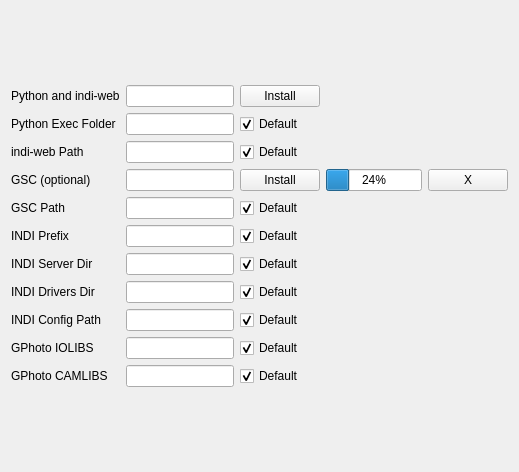
Qt form src/opsconfiguration.ui (rlancaste/INDIWebManagerApp) before a commit.
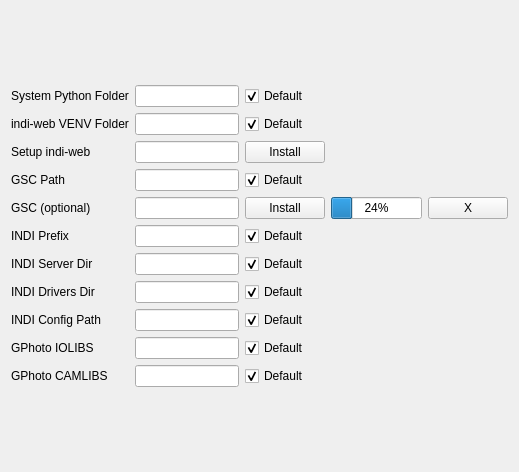
The same form after that commit.

Commit message: Updating INDIWebManager app touse QT6 and to install in virtual environments instead of the system environment

The edit to the form file:
```diff
--- a/src/opsconfiguration.ui
+++ b/src/opsconfiguration.ui
@@ -16,13 +16,6 @@
   <layout class="QVBoxLayout" name="verticalLayout">
    <item>
     <layout class="QGridLayout" name="gridLayout">
-     <item row="4" column="0">
-      <widget class="QLabel" name="label_10">
-       <property name="text">
-        <string>GSC Path</string>
-       </property>
-      </widget>
-     </item>
      <item row="5" column="1">
       <widget class="QLineEdit" name="kcfg_INDIPrefix">
        <property name="readOnly">
@@ -30,16 +23,6 @@
        </property>
       </widget>
      </item>
-     <item row="3" column="1">
-      <widget class="QLineEdit" name="gscStatusDisplay">
-       <property name="toolTip">
-        <string>This check determines whether GSC data is installed on your computer.  Note that this does NOT check for the gsc executable.  GSC is used by the CCD Simulator to load fake stars to give a more realistic simulation.</string>
-       </property>
-       <property name="whatsThis">
-        <string>This check determines whether GSC data is installed on your computer.  Note that this does NOT check for the gsc executable.  GSC is used by the CCD Simulator to load fake stars to give a more realistic simulation.</string>
-       </property>
-      </widget>
-     </item>
      <item row="7" column="2">
       <widget class="QCheckBox" name="kcfg_INDIDriversDefault">
        <property name="text">
@@ -57,26 +40,6 @@
        </property>
       </widget>
      </item>
-     <item row="3" column="0">
-      <widget class="QLabel" name="label_9">
-       <property name="text">
-        <string>GSC (optional)</string>
-       </property>
-      </widget>
-     </item>
-     <item row="3" column="4">
-      <widget class="QPushButton" name="gscInstallCancel">
-       <property name="toolTip">
-        <string>This cancels the GSC download</string>
-       </property>
-       <property name="whatsThis">
-        <string>This cancels the GSC download</string>
-       </property>
-       <property name="text">
-        <string>X</string>
-       </property>
-      </widget>
-     </item>
      <item row="11" column="1">
       <widget class="QLineEdit" name="kcfg_GPhotoCAMLIBS">
        <property name="readOnly">
@@ -105,29 +68,6 @@
        </property>
       </widget>
      </item>
-     <item row="4" column="2">
-      <widget class="QCheckBox" name="kcfg_GSCPathDefault">
-       <property name="text">
-        <string>Default</string>
-       </property>
-       <property name="checked">
-        <bool>true</bool>
-       </property>
-      </widget>
-     </item>
-     <item row="3" column="3">
-      <widget class="QProgressBar" name="downloadProgress">
-       <property name="toolTip">
-        <string>This shows the progress of the GSC download</string>
-       </property>
-       <property name="whatsThis">
-        <string>This shows the progress of the GSC download</string>
-       </property>
-       <property name="value">
-        <number>24</number>
-       </property>
-      </widget>
-     </item>
      <item row="11" column="2">
       <widget class="QCheckBox" name="kcfg_GPhotoCAMLIBSDefault">
        <property name="text">
@@ -138,13 +78,6 @@
        </property>
       </widget>
      </item>
-     <item row="0" column="0">
-      <widget class="QLabel" name="label_8">
-       <property name="text">
-        <string>Python and indi-web</string>
-       </property>
-      </widget>
-     </item>
      <item row="10" column="2">
       <widget class="QCheckBox" name="kcfg_GPhotoIOLIBSDefault">
        <property name="text">
@@ -162,13 +95,6 @@
        </property>
       </widget>
      </item>
-     <item row="1" column="0">
-      <widget class="QLabel" name="label_7">
-       <property name="text">
-        <string>Python Exec Folder</string>
-       </property>
-      </widget>
-     </item>
      <item row="9" column="2">
       <widget class="QCheckBox" name="kcfg_INDIConfigPathDefault">
        <property name="text">
@@ -179,52 +105,6 @@
        </property>
       </widget>
      </item>
-     <item row="1" column="2">
-      <widget class="QCheckBox" name="kcfg_PythonExecFolderDefault">
-       <property name="text">
-        <string>Default</string>
-       </property>
-       <property name="checked">
-        <bool>true</bool>
-       </property>
-      </widget>
-     </item>
-     <item row="0" column="2">
-      <widget class="QPushButton" name="installRequirements">
-       <property name="toolTip">
-        <string>This install button is meant to install indiweb to your system so that this program can run.  You can also install indiweb via the command line.  On Linux, this button can only install indiweb.  On Mac OS X, this button will install homebrew, python3, and indiweb.  </string>
-       </property>
-       <property name="whatsThis">
-        <string>This install button is meant to install indiweb to your system so that this program can run.  You can also install indiweb via the command line.  On Linux, this button can only install indiweb.  On Mac OS X, this button will install homebrew, python3, and indiweb.  </string>
-       </property>
-       <property name="text">
-        <string>Install</string>
-       </property>
-      </widget>
-     </item>
-     <item row="3" column="2">
-      <widget class="QPushButton" name="installGSC">
-       <property name="toolTip">
-        <string>This button will install the GSC data on OS X systems at the desired path.  GSC data takes up about 300 MB of space.  This button only works on OS X because the gsc executable is also necessary to use gsc.  For OS X, it is included in the app bundle.  On Linux, you need to install GSC from the command line from the ppa.</string>
-       </property>
-       <property name="whatsThis">
-        <string>This button will install the GSC data on OS X systems at the desired path.  GSC data takes up about 300 MB of space.  This button only works on OS X because the gsc executable is also necessary to use gsc.  For OS X, it is included in the app bundle.  On Linux, you need to install GSC from the command line from the ppa.</string>
-       </property>
-       <property name="text">
-        <string>Install</string>
-       </property>
-      </widget>
-     </item>
-     <item row="0" column="1">
-      <widget class="QLineEdit" name="installationStatusDisplay">
-       <property name="toolTip">
-        <string>Checks whether indi-web is installed and has what it needs to run.  It checks for python to be in the Exec Folder and the indi-web executable to be at the selected path.  If the paths are incorrect, you can edit them and this check will automatically update.  If you don't have them installed, you can install from the command line or try to use the install button.</string>
-       </property>
-       <property name="whatsThis">
-        <string>Checks whether indi-web is installed and has what it needs to run.  It checks for python to be in the Exec Folder and the indi-web executable to be at the selected path.  If the paths are incorrect, you can edit them and this check will automatically update.  If you don't have them installed, you can install from the command line or try to use the install button.</string>
-       </property>
-      </widget>
-     </item>
      <item row="5" column="0">
       <widget class="QLabel" name="label">
        <property name="text">
@@ -232,13 +112,6 @@
        </property>
       </widget>
      </item>
-     <item row="4" column="1">
-      <widget class="QLineEdit" name="kcfg_GSCPath">
-       <property name="readOnly">
-        <bool>true</bool>
-       </property>
-      </widget>
-     </item>
      <item row="6" column="2">
       <widget class="QCheckBox" name="kcfg_INDIServerDefault">
        <property name="text">
@@ -256,16 +129,6 @@
        </property>
       </widget>
      </item>
-     <item row="1" column="1">
-      <widget class="QLineEdit" name="kcfg_PythonExecFolder">
-       <property name="text">
-        <string/>
-       </property>
-       <property name="readOnly">
-        <bool>true</bool>
-       </property>
-      </widget>
-     </item>
      <item row="5" column="2">
       <widget class="QCheckBox" name="kcfg_INDIPrefixDefault">
        <property name="text">
@@ -297,15 +160,59 @@
        </property>
       </widget>
      </item>
+     <item row="0" column="0">
+      <widget class="QLabel" name="label_7">
+       <property name="text">
+        <string>System Python Folder</string>
+       </property>
+      </widget>
+     </item>
+     <item row="0" column="1">
+      <widget class="QLineEdit" name="kcfg_SystemPython">
+       <property name="text">
+        <string/>
+       </property>
+       <property name="readOnly">
+        <bool>true</bool>
+       </property>
+      </widget>
+     </item>
+     <item row="0" column="2">
+      <widget class="QCheckBox" name="kcfg_SystemPythonDefault">
+       <property name="text">
+        <string>Default</string>
+       </property>
+       <property name="checked">
+        <bool>true</bool>
+       </property>
+      </widget>
+     </item>
      <item row="2" column="0">
+      <widget class="QLabel" name="label_8">
+       <property name="text">
+        <string>Setup indi-web</string>
+       </property>
+      </widget>
+     </item>
+     <item row="1" column="0">
       <widget class="QLabel" name="label_4">
        <property name="text">
-        <string>indi-web Path</string>
+        <string>indi-web VENV Folder</string>
        </property>
       </widget>
      </item>
      <item row="2" column="1">
-      <widget class="QLineEdit" name="kcfg_indiwebPath">
+      <widget class="QLineEdit" name="installationStatusDisplay">
+       <property name="toolTip">
+        <string>Checks whether indi-web is installed and has what it needs to run.  It checks for python to be in the Exec Folder and the indi-web executable to be at the selected path.  If the paths are incorrect, you can edit them and this check will automatically update.  If you don't have them installed, you can install from the command line or try to use the install button.</string>
+       </property>
+       <property name="whatsThis">
+        <string>Checks whether indi-web is installed and has what it needs to run.  It checks for python to be in the Exec Folder and the indi-web executable to be at the selected path.  If the paths are incorrect, you can edit them and this check will automatically update.  If you don't have them installed, you can install from the command line or try to use the install button.</string>
+       </property>
+      </widget>
+     </item>
+     <item row="1" column="1">
+      <widget class="QLineEdit" name="kcfg_INDIWebVENVPath">
        <property name="text">
         <string/>
        </property>
@@ -314,8 +221,57 @@
        </property>
       </widget>
      </item>
+     <item row="1" column="2">
+      <widget class="QCheckBox" name="kcfg_INDIWebVENVPathDefault">
+       <property name="text">
+        <string>Default</string>
+       </property>
+       <property name="checked">
+        <bool>true</bool>
+       </property>
+      </widget>
+     </item>
      <item row="2" column="2">
-      <widget class="QCheckBox" name="kcfg_indiwebPathDefault">
+      <widget class="QPushButton" name="installRequirements">
+       <property name="toolTip">
+        <string>This install button is meant to install indiweb to your system so that this program can run.  You can also install indiweb via the command line.  On Linux, this button can only install indiweb.  On Mac OS X, this button will install homebrew, python3, and indiweb.  </string>
+       </property>
+       <property name="whatsThis">
+        <string>This install button is meant to install indiweb to your system so that this program can run.  You can also install indiweb via the command line.  On Linux, this button can only install indiweb.  On Mac OS X, this button will install homebrew, python3, and indiweb.  </string>
+       </property>
+       <property name="text">
+        <string>Install</string>
+       </property>
+      </widget>
+     </item>
+     <item row="4" column="4">
+      <widget class="QPushButton" name="gscInstallCancel">
+       <property name="toolTip">
+        <string>This cancels the GSC download</string>
+       </property>
+       <property name="whatsThis">
+        <string>This cancels the GSC download</string>
+       </property>
+       <property name="text">
+        <string>X</string>
+       </property>
+      </widget>
+     </item>
+     <item row="4" column="3">
+      <widget class="QProgressBar" name="downloadProgress">
+       <property name="toolTip">
+        <string>This shows the progress of the GSC download</string>
+       </property>
+       <property name="whatsThis">
+        <string>This shows the progress of the GSC download</string>
+       </property>
+       <property name="value">
+        <number>24</number>
+       </property>
+      </widget>
+     </item>
+     <item row="3" column="2">
+      <widget class="QCheckBox" name="kcfg_GSCPathDefault">
        <property name="text">
         <string>Default</string>
        </property>
@@ -324,6 +280,50 @@
        </property>
       </widget>
      </item>
+     <item row="4" column="2">
+      <widget class="QPushButton" name="installGSC">
+       <property name="toolTip">
+        <string>This button will install the GSC data on OS X systems at the desired path.  GSC data takes up about 300 MB of space.  This button only works on OS X because the gsc executable is also necessary to use gsc.  For OS X, it is included in the app bundle.  On Linux, you need to install GSC from the command line from the ppa.</string>
+       </property>
+       <property name="whatsThis">
+        <string>This button will install the GSC data on OS X systems at the desired path.  GSC data takes up about 300 MB of space.  This button only works on OS X because the gsc executable is also necessary to use gsc.  For OS X, it is included in the app bundle.  On Linux, you need to install GSC from the command line from the ppa.</string>
+       </property>
+       <property name="text">
+        <string>Install</string>
+       </property>
+      </widget>
+     </item>
+     <item row="3" column="1">
+      <widget class="QLineEdit" name="kcfg_GSCPath">
+       <property name="readOnly">
+        <bool>true</bool>
+       </property>
+      </widget>
+     </item>
+     <item row="4" column="1">
+      <widget class="QLineEdit" name="gscStatusDisplay">
+       <property name="toolTip">
+        <string>This check determines whether GSC data is installed on your computer.  Note that this does NOT check for the gsc executable.  GSC is used by the CCD Simulator to load fake stars to give a more realistic simulation.</string>
+       </property>
+       <property name="whatsThis">
+        <string>This check determines whether GSC data is installed on your computer.  Note that this does NOT check for the gsc executable.  GSC is used by the CCD Simulator to load fake stars to give a more realistic simulation.</string>
+       </property>
+      </widget>
+     </item>
+     <item row="3" column="0">
+      <widget class="QLabel" name="label_10">
+       <property name="text">
+        <string>GSC Path</string>
+       </property>
+      </widget>
+     </item>
+     <item row="4" column="0">
+      <widget class="QLabel" name="label_9">
+       <property name="text">
+        <string>GSC (optional)</string>
+       </property>
+      </widget>
+     </item>
     </layout>
    </item>
   </layout>
```
The commit also changes 7 other files.
